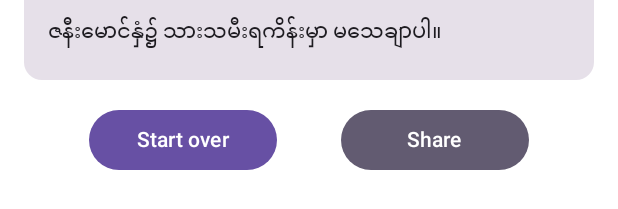
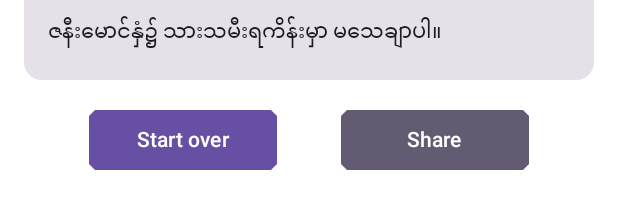
Before and after one commit to SaingHmineTun/LattHtautBayDin, an Android app built with Jetpack Compose: the @Preview function AnswerScreenPreview, on a phone screen of 412 x 824 dp. Shown: the part 662-871 px from the top of the screen. Run offline under Robolectric (Android 15) with nearby library versions, the light colour scheme and no system bars.

Commit message:
Updated: Improve some design!!!

```diff
--- a/app/src/main/java/it/saimao/latthtautbaydin/ui/screen/AnswerScreen.kt
+++ b/app/src/main/java/it/saimao/latthtautbaydin/ui/screen/AnswerScreen.kt
@@ -10,6 +10,7 @@ import androidx.compose.foundation.layout.fillMaxWidth
 import androidx.compose.foundation.layout.height
 import androidx.compose.foundation.layout.padding
 import androidx.compose.foundation.layout.width
+import androidx.compose.foundation.shape.CutCornerShape
 import androidx.compose.material3.Button
 import androidx.compose.material3.ButtonDefaults
 import androidx.compose.material3.Card
@@ -18,6 +19,7 @@ import androidx.compose.material3.Text
 import androidx.compose.runtime.Composable
 import androidx.compose.ui.Alignment
 import androidx.compose.ui.Modifier
+import androidx.compose.ui.graphics.RectangleShape
 import androidx.compose.ui.platform.LocalContext
 import androidx.compose.ui.res.stringResource
 import androidx.compose.ui.text.font.FontWeight
@@ -102,12 +104,16 @@ fun AnswerScreen(
             horizontalArrangement = Arrangement.SpaceEvenly
         ) {
 
-            Button(onClick = { navigateBack.invoke() }, Modifier.width(125.dp)) {
+            Button(
+                onClick = { navigateBack.invoke() },
+                shape = CutCornerShape(4.dp), modifier = Modifier.width(125.dp)
+            ) {
                 Text(text = "Start over")
             }
 
             Button(
                 onClick = { onShare(questString, answerString) },
+                shape = CutCornerShape(4.dp),
                 colors = ButtonDefaults.buttonColors(
                     containerColor = MaterialTheme.colorScheme.secondary
                 ),
```
Also changed, not shown: app/src/main/java/it/saimao/latthtautbaydin/ui/screen/NumberScreen.kt (+15 -5 lines).
